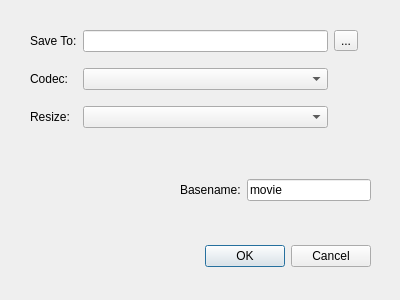
First picture: the form in app/widget/RecordDialog.ui, repository mattjr/benthicQT, before the edit.
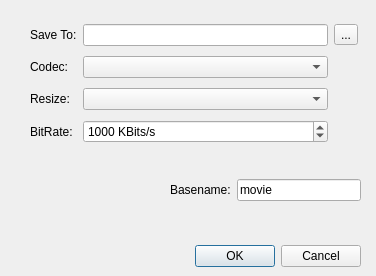
Second picture: the form after the edit.

Commit message: record dialog

```diff
--- a/app/widget/RecordDialog.ui
+++ b/app/widget/RecordDialog.ui
@@ -6,8 +6,8 @@
    <rect>
     <x>0</x>
     <y>0</y>
-    <width>400</width>
-    <height>300</height>
+    <width>376</width>
+    <height>276</height>
    </rect>
   </property>
   <property name="windowTitle">
@@ -16,7 +16,7 @@
   <widget class="QDialogButtonBox" name="buttonBox">
    <property name="geometry">
     <rect>
-     <x>30</x>
+     <x>20</x>
      <y>240</y>
      <width>341</width>
      <height>32</height>
@@ -35,7 +35,7 @@
      <x>30</x>
      <y>20</y>
      <width>328</width>
-     <height>121</height>
+     <height>128</height>
     </rect>
    </property>
    <layout class="QGridLayout" name="gridLayout">
@@ -87,12 +87,38 @@
       </property>
      </widget>
     </item>
+    <item row="3" column="1">
+     <widget class="QSpinBox" name="bitRate">
+      <property name="suffix">
+       <string> KBits/s</string>
+      </property>
+      <property name="minimum">
+       <number>500</number>
+      </property>
+      <property name="maximum">
+       <number>10000</number>
+      </property>
+      <property name="singleStep">
+       <number>100</number>
+      </property>
+      <property name="value">
+       <number>1000</number>
+      </property>
+     </widget>
+    </item>
+    <item row="3" column="0">
+     <widget class="QLabel" name="label_5">
+      <property name="text">
+       <string>BitRate:</string>
+      </property>
+     </widget>
+    </item>
    </layout>
   </widget>
   <widget class="QWidget" name="horizontalLayoutWidget">
    <property name="geometry">
     <rect>
-     <x>180</x>
+     <x>170</x>
      <y>150</y>
      <width>191</width>
      <height>80</height>
```
Left out of the diff: 8 changed lines with no effect on the pictures. The commit also changes 9 other files.
